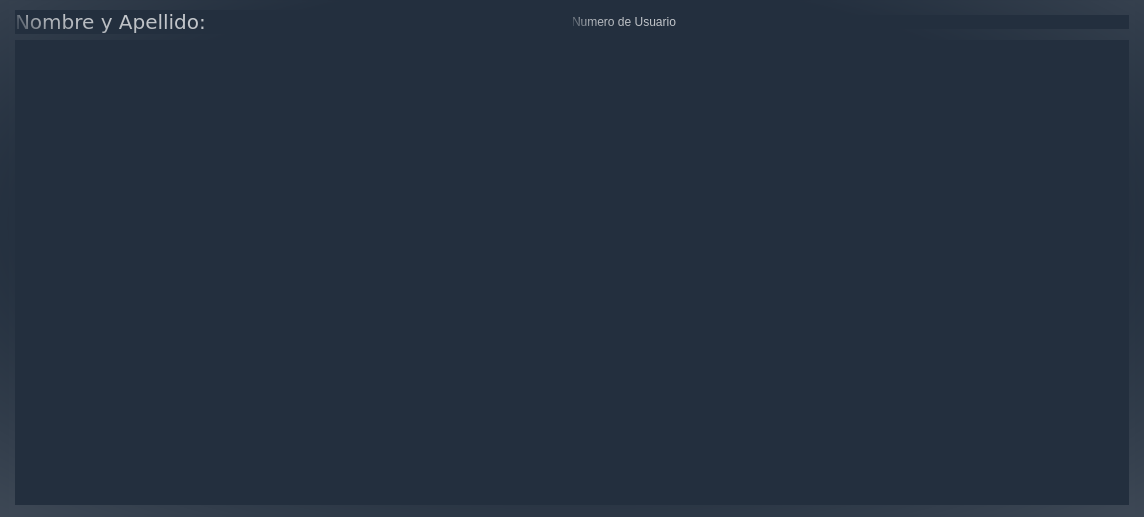
juanMartinAlvarez/STP_DB, file DB/listaDeUsuarios.ui: the form before one commit.
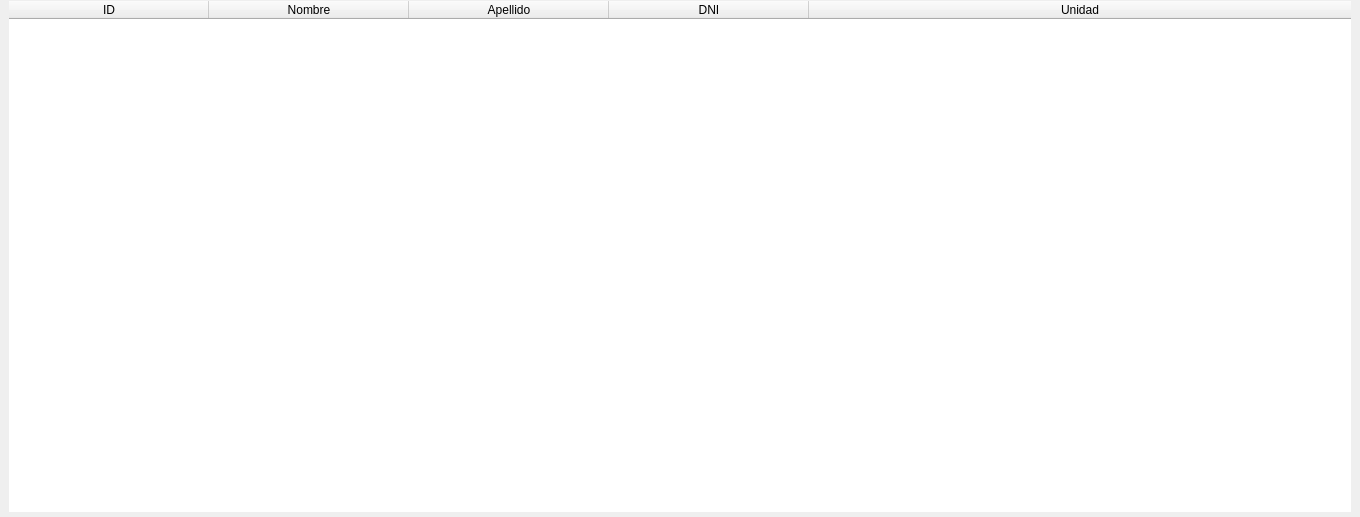
The form after the commit.

Commit message: update DB Ui's

```diff
--- a/DB/listaDeUsuarios.ui
+++ b/DB/listaDeUsuarios.ui
@@ -6,32 +6,29 @@
    <rect>
     <x>0</x>
     <y>0</y>
-    <width>1144</width>
+    <width>1360</width>
     <height>517</height>
    </rect>
   </property>
+  <property name="sizePolicy">
+   <sizepolicy hsizetype="Fixed" vsizetype="Fixed">
+    <horstretch>0</horstretch>
+    <verstretch>0</verstretch>
+   </sizepolicy>
+  </property>
+  <property name="maximumSize">
+   <size>
+    <width>1360</width>
+    <height>16777215</height>
+   </size>
+  </property>
   <property name="windowTitle">
    <string>Form</string>
   </property>
   <property name="styleSheet">
-   <string notr="true">QWidget{
-	background-color:qradialgradient(spread:repeat, cx:0.510025, cy:0.517,radius:2.8, fx:0.49505, fy:0.415, stop:0.169154 rgba(35, 47, 62, 255),stop:1 rgba(255, 255, 255, 255));
-	border: 0;
-}
-
-QlistWidget{
-	background-color: #232F3E;
-	font: 15pt &quot;Verdana&quot;;
-	color: qconicalgradient(cx:0, cy:0, angle:31.5, stop:0.636816 rgba(35, 47, 62, 255), stop:1 rgba(255, 255, 255, 255));
-	border-radius: 30% 15%;
-	border-radius: 0%;	
-
-}</string>
+   <string notr="true">/*background-color: qlineargradient(spread:pad, x1:0, y1:0, x2:1, y2:1, stop:0 rgba(29, 100, 92, 157), stop:0.497326 rgba(0, 0, 0, 147), stop:1 rgba(0, 100, 100, 147));*/</string>
   </property>
-  <layout class="QVBoxLayout" name="verticalLayout">
-   <property name="spacing">
-    <number>0</number>
-   </property>
+  <layout class="QGridLayout" name="gridLayout">
    <property name="leftMargin">
     <number>9</number>
    </property>
@@ -42,146 +39,128 @@
     <number>9</number>
    </property>
    <property name="bottomMargin">
-    <number>3</number>
+    <number>5</number>
    </property>
-   <item>
-    <widget class="QFrame" name="screen">
+   <property name="spacing">
+    <number>0</number>
+   </property>
+   <item row="0" column="0">
+    <widget class="QTableWidget" name="tableWidget">
+     <property name="enabled">
+      <bool>true</bool>
+     </property>
      <property name="sizePolicy">
-      <sizepolicy hsizetype="Expanding" vsizetype="Expanding">
+      <sizepolicy hsizetype="Minimum" vsizetype="Minimum">
        <horstretch>0</horstretch>
        <verstretch>0</verstretch>
       </sizepolicy>
      </property>
-     <property name="font">
-      <font>
-       <family>Verdana</family>
-       <pointsize>15</pointsize>
-       <weight>75</weight>
-       <italic>false</italic>
-       <bold>true</bold>
-      </font>
+     <property name="minimumSize">
+      <size>
+       <width>1342</width>
+       <height>511</height>
+      </size>
      </property>
      <property name="styleSheet">
-      <string notr="true">QListWidget, QLabel{
-	background-color: #232F3E;
-	font: 15pt &quot;Verdana&quot;;
-	color: qconicalgradient(cx:0, cy:0, angle:31.5, stop:0.636816 rgba(35, 47, 62, 255), stop:1 rgba(255, 255, 255, 255));
-	border-radius: 30% 15%;
-	border-radius: 0%;
-}</string>
+      <string notr="true"/>
      </property>
      <property name="frameShape">
-      <enum>QFrame::StyledPanel</enum>
+      <enum>QFrame::NoFrame</enum>
      </property>
      <property name="frameShadow">
-      <enum>QFrame::Raised</enum>
+      <enum>QFrame::Sunken</enum>
      </property>
-     <layout class="QVBoxLayout" name="verticalLayout_2">
-      <property name="spacing">
-       <number>6</number>
+     <property name="midLineWidth">
+      <number>0</number>
+     </property>
+     <property name="verticalScrollBarPolicy">
+      <enum>Qt::ScrollBarAsNeeded</enum>
+     </property>
+     <property name="horizontalScrollBarPolicy">
+      <enum>Qt::ScrollBarAsNeeded</enum>
+     </property>
+     <property name="autoScrollMargin">
+      <number>0</number>
+     </property>
+     <property name="editTriggers">
+      <set>QAbstractItemView::NoEditTriggers</set>
+     </property>
+     <property name="alternatingRowColors">
+      <bool>false</bool>
+     </property>
+     <property name="textElideMode">
+      <enum>Qt::ElideLeft</enum>
+     </property>
+     <property name="showGrid">
+      <bool>false</bool>
+     </property>
+     <property name="cornerButtonEnabled">
+      <bool>false</bool>
+     </property>
+     <attribute name="horizontalHeaderVisible">
+      <bool>true</bool>
+     </attribute>
+     <attribute name="horizontalHeaderCascadingSectionResizes">
+      <bool>true</bool>
+     </attribute>
+     <attribute name="horizontalHeaderDefaultSectionSize">
+      <number>0</number>
+     </attribute>
+     <attribute name="horizontalHeaderHighlightSections">
+      <bool>true</bool>
+     </attribute>
+     <attribute name="horizontalHeaderMinimumSectionSize">
+      <number>200</number>
+     </attribute>
+     <attribute name="horizontalHeaderShowSortIndicator" stdset="0">
+      <bool>true</bool>
+     </attribute>
+     <attribute name="horizontalHeaderStretchLastSection">
+      <bool>true</bool>
+     </attribute>
+     <attribute name="verticalHeaderVisible">
+      <bool>false</bool>
+     </attribute>
+     <attribute name="verticalHeaderCascadingSectionResizes">
+      <bool>false</bool>
+     </attribute>
+     <attribute name="verticalHeaderDefaultSectionSize">
+      <number>20</number>
+     </attribute>
+     <attribute name="verticalHeaderHighlightSections">
+      <bool>false</bool>
+     </attribute>
+     <attribute name="verticalHeaderMinimumSectionSize">
+      <number>0</number>
+     </attribute>
+     <attribute name="verticalHeaderShowSortIndicator" stdset="0">
+      <bool>false</bool>
+     </attribute>
+     <column>
+      <property name="text">
+       <string>ID</string>
       </property>
-      <property name="leftMargin">
-       <number>6</number>
+     </column>
+     <column>
+      <property name="text">
+       <string>Nombre</string>
       </property>
-      <property name="rightMargin">
-       <number>6</number>
+     </column>
+     <column>
+      <property name="text">
+       <string>Apellido</string>
       </property>
-      <item>
-       <layout class="QHBoxLayout" name="headerLayout">
-        <property name="spacing">
-         <number>0</number>
-        </property>
-        <item>
-         <widget class="QLabel" name="nombre">
-          <property name="sizePolicy">
-           <sizepolicy hsizetype="Expanding" vsizetype="Fixed">
-            <horstretch>0</horstretch>
-            <verstretch>0</verstretch>
-           </sizepolicy>
-          </property>
-          <property name="minimumSize">
-           <size>
-            <width>0</width>
-            <height>0</height>
-           </size>
-          </property>
-          <property name="font">
-           <font>
-            <family>Verdana</family>
-            <pointsize>15</pointsize>
-            <weight>50</weight>
-            <italic>false</italic>
-            <bold>false</bold>
-            <kerning>true</kerning>
-           </font>
-          </property>
-          <property name="styleSheet">
-           <string notr="true">
-</string>
-          </property>
-          <property name="text">
-           <string>Nombre y Apellido:</string>
-          </property>
-          <property name="alignment">
-           <set>Qt::AlignLeading|Qt::AlignLeft|Qt::AlignVCenter</set>
-          </property>
-          <property name="wordWrap">
-           <bool>false</bool>
-          </property>
-          <property name="margin">
-           <number>15</number>
-          </property>
-         </widget>
-        </item>
-        <item>
-         <widget class="QLabel" name="dni">
-          <property name="sizePolicy">
-           <sizepolicy hsizetype="Expanding" vsizetype="Fixed">
-            <horstretch>0</horstretch>
-            <verstretch>0</verstretch>
-           </sizepolicy>
-          </property>
-          <property name="text">
-           <string>Numero de Usuario</string>
-          </property>
-         </widget>
-        </item>
-       </layout>
-      </item>
-      <item>
-       <layout class="QHBoxLayout" name="CamposLayout">
-        <property name="spacing">
-         <number>0</number>
-        </property>
-        <property name="topMargin">
-         <number>0</number>
-        </property>
-        <item>
-         <widget class="QListWidget" name="listaDeUsuarios">
-          <property name="sizePolicy">
-           <sizepolicy hsizetype="Expanding" vsizetype="Expanding">
-            <horstretch>0</horstretch>
-            <verstretch>0</verstretch>
-           </sizepolicy>
-          </property>
-          <property name="styleSheet">
-           <string notr="true"/>
-          </property>
-         </widget>
-        </item>
-        <item>
-         <widget class="QListWidget" name="listaDni">
-          <property name="sizePolicy">
-           <sizepolicy hsizetype="Expanding" vsizetype="Expanding">
-            <horstretch>0</horstretch>
-            <verstretch>0</verstretch>
-           </sizepolicy>
-          </property>
-         </widget>
-        </item>
-       </layout>
-      </item>
-     </layout>
+     </column>
+     <column>
+      <property name="text">
+       <string>DNI</string>
+      </property>
+     </column>
+     <column>
+      <property name="text">
+       <string>Unidad</string>
+      </property>
+     </column>
     </widget>
    </item>
   </layout>
```
The commit also changes 5 other files.
